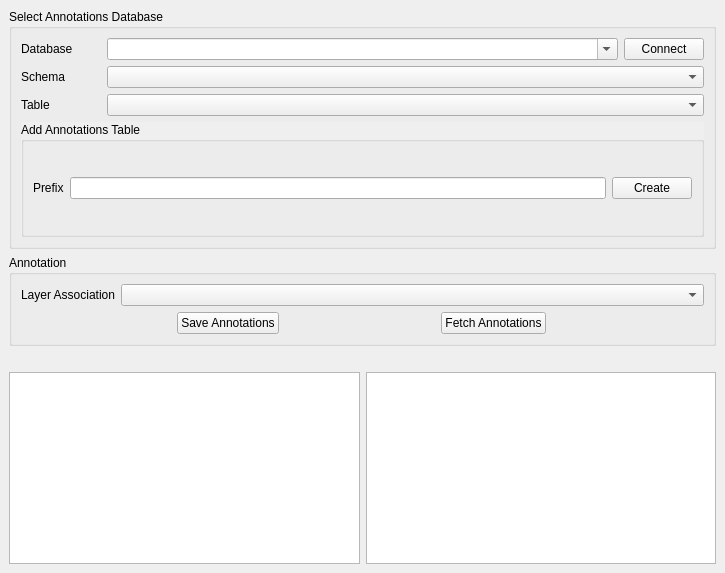
The window that annotation_saver_dockwidget_base.ui (disarticulate/AnnotationSaver) describes before a commit, drawn with Qt 5.
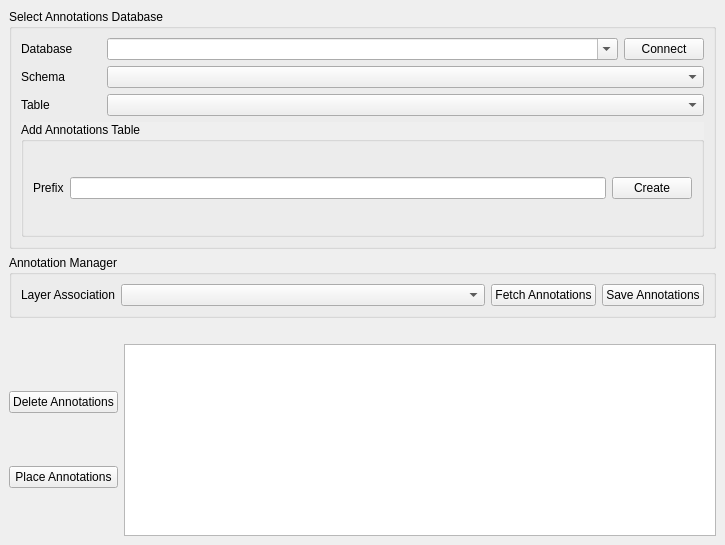
The same window after the commit. Custom widgets are drawn as their Qt base class.

Commit message: refactor, add placement button

```diff
--- a/annotation_saver_dockwidget_base.ui
+++ b/annotation_saver_dockwidget_base.ui
@@ -7,7 +7,7 @@
     <x>0</x>
     <y>0</y>
     <width>725</width>
-    <height>608</height>
+    <height>573</height>
    </rect>
   </property>
   <property name="windowTitle">
@@ -224,8 +224,17 @@
     </item>
     <item>
      <widget class="QGroupBox" name="annotationBox">
+      <property name="enabled">
+       <bool>true</bool>
+      </property>
       <property name="title">
-       <string>Annotation </string>
+       <string>Annotation Manager</string>
+      </property>
+      <property name="flat">
+       <bool>false</bool>
+      </property>
+      <property name="checkable">
+       <bool>false</bool>
       </property>
       <layout class="QVBoxLayout" name="verticalLayout_3">
        <item>
@@ -256,26 +265,6 @@
            </property>
           </widget>
          </item>
-        </layout>
-       </item>
-       <item>
-        <layout class="QHBoxLayout" name="actionsAnnotations">
-         <property name="topMargin">
-          <number>0</number>
-         </property>
-         <item>
-          <widget class="QPushButton" name="wsaveAnnotationsButton">
-           <property name="sizePolicy">
-            <sizepolicy hsizetype="Maximum" vsizetype="Fixed">
-             <horstretch>0</horstretch>
-             <verstretch>0</verstretch>
-            </sizepolicy>
-           </property>
-           <property name="text">
-            <string>Save Annotations</string>
-           </property>
-          </widget>
-         </item>
          <item>
           <widget class="QPushButton" name="wfetchAnnotationsButton">
            <property name="sizePolicy">
@@ -289,6 +278,19 @@
            </property>
           </widget>
          </item>
+         <item>
+          <widget class="QPushButton" name="wsaveAnnotationsButton">
+           <property name="sizePolicy">
+            <sizepolicy hsizetype="Maximum" vsizetype="Fixed">
+             <horstretch>0</horstretch>
+             <verstretch>0</verstretch>
+            </sizepolicy>
+           </property>
+           <property name="text">
+            <string>Save Annotations</string>
+           </property>
+          </widget>
+         </item>
         </layout>
        </item>
       </layout>
@@ -303,10 +305,41 @@
        <number>0</number>
       </property>
       <item>
-       <widget class="QTextEdit" name="weditAnnotations"/>
+       <layout class="QVBoxLayout" name="verticalLayout_4">
+        <property name="leftMargin">
+         <number>0</number>
+        </property>
+        <property name="topMargin">
+         <number>0</number>
+        </property>
+        <item>
+         <widget class="QPushButton" name="wdeleteAnnotationsButton">
+          <property name="text">
+           <string>Delete Annotations</string>
+          </property>
+         </widget>
+        </item>
+        <item>
+         <widget class="QPushButton" name="wplaceAnnotationsButton">
+          <property name="text">
+           <string>Place Annotations</string>
+          </property>
+         </widget>
+        </item>
+       </layout>
       </item>
       <item>
-       <widget class="QListWidget" name="wlistAnnotations"/>
+       <widget class="QListWidget" name="wlistAnnotations">
+        <property name="contextMenuPolicy">
+         <enum>Qt::CustomContextMenu</enum>
+        </property>
+        <property name="selectionMode">
+         <enum>QAbstractItemView::MultiSelection</enum>
+        </property>
+        <property name="wordWrap">
+         <bool>true</bool>
+        </property>
+       </widget>
       </item>
      </layout>
     </item>
```
The commit also changes 1 other file.
